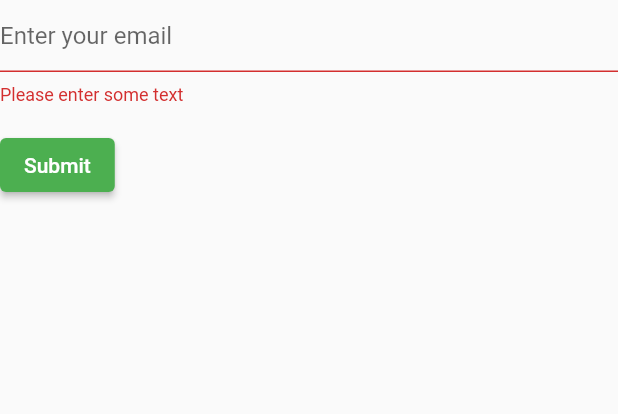
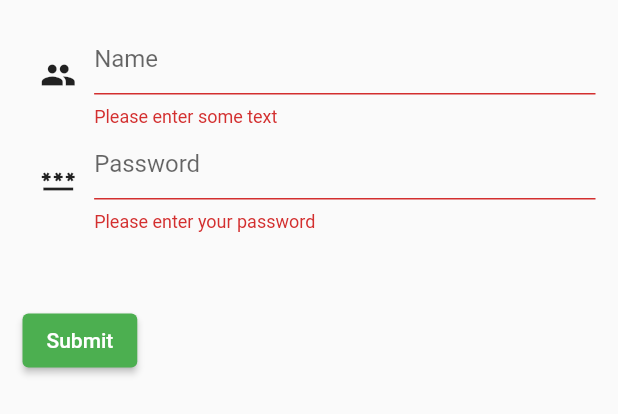
Before and after one commit to Alan-Ali/exercise_4, a Flutter app: the Body widget shown alone on an empty page, opened directly with empty values, after a tap on "Submit", on a phone screen of 412 x 824 dp. Shown: the top 414 px of the screen. Run offline on Flutter 3.47's test engine with Material 2 defaults, Android fonts, the phone set to English and light mode, and no system bars; our stand-ins replace get_it; missing offline and left inert: network_info_plus; accounts and stored records are empty; network calls fail.

Commit message:
login finish

```diff
--- a/lib/screens/login/body.dart
+++ b/lib/screens/login/body.dart
@@ -1,11 +1,12 @@
 import "package:flutter/material.dart";
-import "../../models/todo.dart";
+// import "../../models/todo.dart";
+import "../../models/user.dart";
 import "../../dependencies.dart";
 import "../../services/todo_service.dart";
-
+import "../../screens/main/main_screen.dart";
 
 class Body extends StatefulWidget {
-  List<Todo> list;
+  List<User> list;
   Body({Key? key, required this.list}) : super(key: key);
   @override
   _BodyState createState() => _BodyState();
@@ -15,34 +16,130 @@ class _BodyState extends State<Body> {
   final GlobalKey<FormState> _formKey = GlobalKey<FormState>();
   // final restUser = ;
   get todoList => service<TodoDataService>();
-  Todo? _todo;
+  // List<User> users;
+  final nameController = TextEditingController();
+  final passController = TextEditingController();
+  bool visibleCorrect = false, visibleIncorrect  = false, color = false;
+  User? user;
+
+
+  void _navigateMainScreen() async {
+      final response = Navigator.of(context).push(
+        MaterialPageRoute(
+          builder: (context) => MainScreen(user:user)),
+      );
+  }
+
 
   @override
   Widget build(BuildContext context) {
-    return Form(
+    return Padding(
+
+      padding: const EdgeInsets.all(15.0),
+      child: Form(
         key: _formKey,
         child: Column(
           crossAxisAlignment: CrossAxisAlignment.start,
           children: <Widget>[
-          TextFormField(
+           Row(
+            children: <Widget>[
+               const Expanded(
+                flex: 1,
+                child: Icon(Icons.people),
+              ),
+              Expanded(
+                flex: 7,
+                child:   TextFormField(
+                  controller: nameController,
                   decoration: const InputDecoration(
-              hintText: 'Enter your email',
+                  hintText: 'Name',
                   ),
               validator: (String? value) {
                 if (value == null || value.isEmpty) {
                   return 'Please enter some text';
+                }else if(!color){
+                  return " ";
                 }
                 return null;
               },
+            ),
+              ),
+            ]
+           ),
+            Row(children: <Widget>[
+              const Expanded(
+                flex: 1,
+                child: Icon(Icons.password),
+              ),
+              Expanded(
+                flex: 7,
+                child: TextFormField(
+                  controller: passController,
+                  obscureText: true,
+                  decoration: const InputDecoration(
+                    hintText: 'Password',
+                  ),
+                  validator: (String? value) {
+                    if (value == null || value.isEmpty) {
+                      return 'Please enter your password';
+                    }else if(!color){
+                      return " ";
+                    }
+                    return null;
+                  },
+                ),
+              ),
+            ]),
+            Padding(
+              padding: const EdgeInsets.all(8.0),
+              child: Center(
+                child: Visibility(
+                  child: const Text("Incorrect password or username",
+                  style: TextStyle(
+                    color: Colors.red,
+                  )),
+                  visible: visibleIncorrect,
+                ),
+              ),
+            ),
+            Padding(
+              padding: const EdgeInsets.all(8.0),
+              child: Center(
+                child: Visibility(
+                  child: const Text("Correct",
+                  style: TextStyle(
+                        color: Colors.green,
+                      )),
+                  visible: visibleCorrect,
+                ),
+              ),
             ),
             Padding(
               padding: const EdgeInsets.symmetric(vertical: 16.0),
               child: ElevatedButton(
                 onPressed: () {
-                // Validate will return true if the form is valid, or false if
-                // the form is invalid.
+
                   if (_formKey.currentState!.validate()) {
-                  // Process data.
+                      for(int index = 0; index < widget.list.length; index++) {
+                          if(nameController.text == widget.list[index].name
+                          && passController.text == widget.list[index].password){
+                            user = widget.list[index];
+                            color = true;
+                          }
+                      }
+
+                    if(!color){
+                      setState((){
+                        visibleIncorrect = true;
+                        visibleCorrect = false;
+                      });
+                    }else{
+                      setState((){
+                         visibleCorrect = true;
+                         visibleIncorrect = false;
+                      });
+                    }
+
                   }
                 },
                 child: const Text('Submit'),
@@ -50,6 +147,7 @@ class _BodyState extends State<Body> {
             ),
           ],
         ),
+      ),
     );
   }
 }
--- a/lib/services/rest_service.dart
+++ b/lib/services/rest_service.dart
@@ -13,7 +13,7 @@ var wifiName = info.getWifiName(); // FooNetwork
 
 class RestService {
 
-  final String url = "http://192.168.1.3:3000";
+  final String url = "http://192.168.1.5:3000";
 
   Future<List<dynamic>> get(String endpoint) async {
       final response = await http.get("$url/$endpoint",
```
Lines whose indentation alone changed are shown as unchanged.
